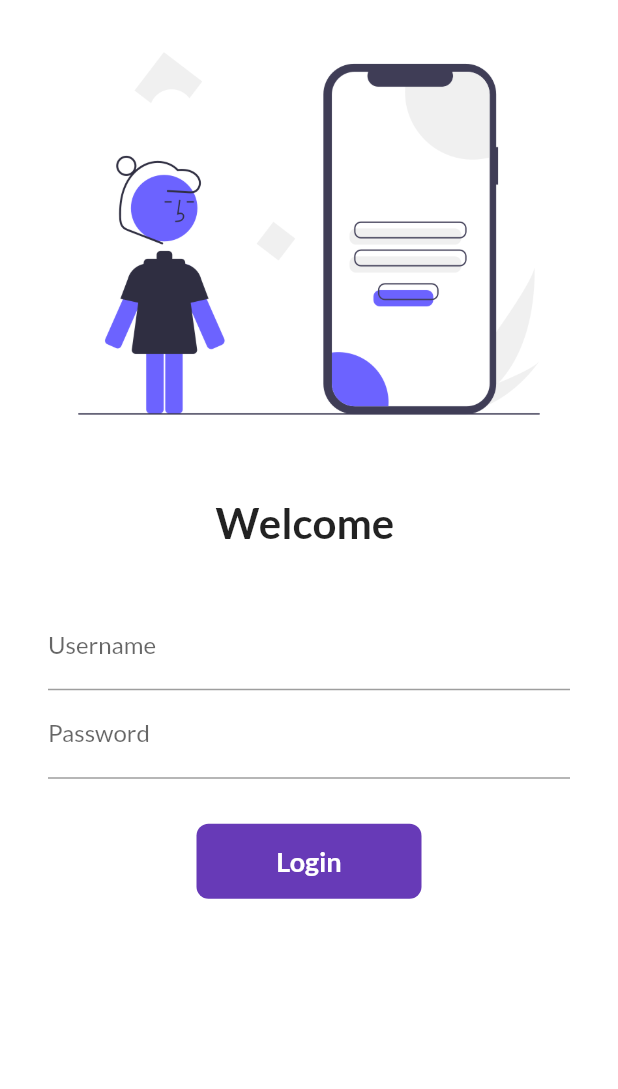
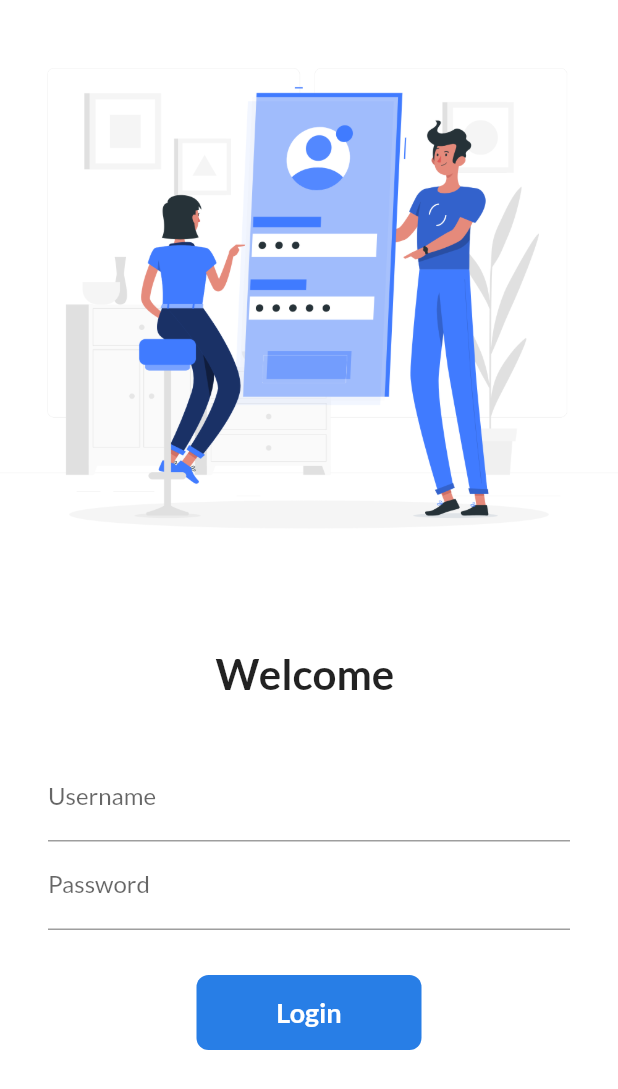
Before and after one commit to Abhishek-Bansode/Flutter-catalog-app, a Flutter app: the screen it shows after launch, on a phone screen of 412 x 824 dp. Shown: the top 1089 px of the screen. Run offline on Flutter 3.47's test engine with Material 2 defaults, Android fonts, the phone set to English and light mode, and no system bars; our stand-ins replace google_fonts.

Commit message:
Day 8 completed Login page

```diff
--- a/lib/pages/login_page.dart
+++ b/lib/pages/login_page.dart
@@ -1,4 +1,5 @@
 import 'package:flutter/material.dart';
+import 'package:flutter_catalog/pages/home_page.dart';
 import 'package:flutter_catalog/utils/routes.dart';
 
 class LoginPage extends StatefulWidget {
@@ -11,15 +12,33 @@ class LoginPage extends StatefulWidget {
 class _LoginPageState extends State<LoginPage> {
   String name = "";
   bool changeButton = false;
+  final _formKey = GlobalKey<FormState>();
+
+  moveToHome(BuildContext context) async {
+    if (_formKey.currentState!.validate()) {
+      setState(() {
+        changeButton = true;
+      });
+      await Future.delayed(const Duration(seconds: 1));
+      // ignore: use_build_context_synchronously
+      await Navigator.pushNamed(context, MyRoutes.homeRoute);
+      setState(() {
+        changeButton = false;
+      });
+    }
+  }
 
   @override
   Widget build(BuildContext context) {
     return Material(
       color: Colors.white,
       child: SingleChildScrollView(
+        child: Form(
+          key: _formKey,
           child: Column(
             children: [
-            Image.asset("assets/images/login_image.png", fit: BoxFit.cover),
+              Image.asset("assets/images/mobile_login_rafiki.png",
+                  fit: BoxFit.cover),
               const SizedBox(
                 height: 20.0,
               ),
@@ -34,8 +53,8 @@ class _LoginPageState extends State<LoginPage> {
                 height: 20.0,
               ),
               Padding(
-              padding:
-                  const EdgeInsets.symmetric(vertical: 16.0, horizontal: 32.0),
+                padding: const EdgeInsets.symmetric(
+                    vertical: 16.0, horizontal: 32.0),
                 child: Column(
                   children: [
                     TextFormField(
@@ -43,6 +62,12 @@ class _LoginPageState extends State<LoginPage> {
                         hintText: "Enter Username",
                         labelText: "Username",
                       ),
+                      validator: (value) {
+                        if (value!.isEmpty) {
+                          return "Username cannot be empty";
+                        }
+                        return null;
+                      },
                       onChanged: (value) {
                         name = value;
                         setState(() {});
@@ -54,20 +79,26 @@ class _LoginPageState extends State<LoginPage> {
                         hintText: "Enter Password",
                         labelText: "Password",
                       ),
+                      validator: (value) {
+                        if (value!.isEmpty) {
+                          return "Password cannot be empty";
+                        } else if (value.length < 6) {
+                          return "Password length should be atleast 6";
+                        }
+                        return null;
+                      },
                     ),
                     const SizedBox(
                       height: 30.0,
                     ),
 
-                  InkWell(
-                    onTap: () async {
-                      setState(() {
-                        changeButton = true;
-                      });
-                      await Future.delayed(const Duration(seconds: 1));
-                      // ignore: use_build_context_synchronously
-                      Navigator.pushNamed(context, MyRoutes.homeRoute);
-                    },
+                    Material(
+                      color: const Color.fromARGB(255, 40, 126, 230),
+                      borderRadius:
+                          BorderRadius.circular(changeButton ? 50 : 8),
+                      child: InkWell(
+                        splashColor: Colors.red,
+                        onTap: () => moveToHome(context),
                         child: AnimatedContainer(
                           duration: const Duration(seconds: 1),
                           width: changeButton ? 60 : 150,
@@ -75,10 +106,6 @@ class _LoginPageState extends State<LoginPage> {
                           // color: Colors.deepPurple,
                           alignment: Alignment.center,
 
-                      decoration: BoxDecoration(
-                          color: Colors.deepPurple,
-                          borderRadius:
-                              BorderRadius.circular(changeButton ? 50 : 8)),
                           child: changeButton
                               ? const Icon(
                                   Icons.done,
@@ -90,6 +117,7 @@ class _LoginPageState extends State<LoginPage> {
                                     color: Colors.white,
                                     fontWeight: FontWeight.bold,
                                     fontSize: 18,
+                                  ),
                                 ),
                         ),
                       ),
@@ -109,6 +137,7 @@ class _LoginPageState extends State<LoginPage> {
             ],
           ),
         ),
+      ),
     );
   }
 }
```
Also changed, not shown: assets/images/login.png (added), assets/images/mobile_login_rafiki.png (added). Lines whose indentation alone changed are shown as unchanged.
